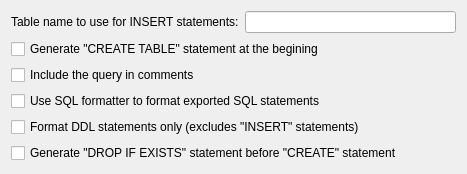
Old version of the form Plugins/SqlExport/SqlExportQuery.ui in the repository pawelsalawa/sqlitestudio.
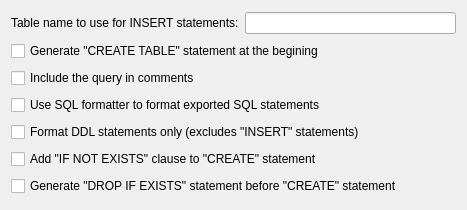
New version of the form.

Commit message: #3942 Added option to SQL Export plugin to add IF NOT EXISTS clause to CREATE statements.

```diff
--- a/Plugins/SqlExport/SqlExportQuery.ui
+++ b/Plugins/SqlExport/SqlExportQuery.ui
@@ -7,7 +7,7 @@
     <x>0</x>
     <y>0</y>
     <width>467</width>
-    <height>163</height>
+    <height>210</height>
    </rect>
   </property>
   <property name="windowTitle">
@@ -51,7 +51,7 @@
      </property>
     </widget>
    </item>
-   <item row="5" column="0" colspan="2">
+   <item row="6" column="0" colspan="2">
     <widget class="QCheckBox" name="dropCheck">
      <property name="text">
       <string>Generate &quot;DROP IF EXISTS&quot; statement before &quot;CREATE&quot; statement</string>
@@ -78,6 +78,16 @@
      </property>
     </widget>
    </item>
+   <item row="5" column="0" colspan="2">
+    <widget class="QCheckBox" name="ifNotExistsCheck">
+     <property name="text">
+      <string>Add &quot;IF NOT EXISTS&quot; clause to &quot;CREATE&quot; statement</string>
+     </property>
+     <property name="cfg" stdset="0">
+      <string notr="true">SqlExport.GenerateIfNotExists</string>
+     </property>
+    </widget>
+   </item>
   </layout>
  </widget>
  <resources/>
```
Left out of the diff: 54 changed lines with no effect on the pictures. The commit also changes 5 other files.
